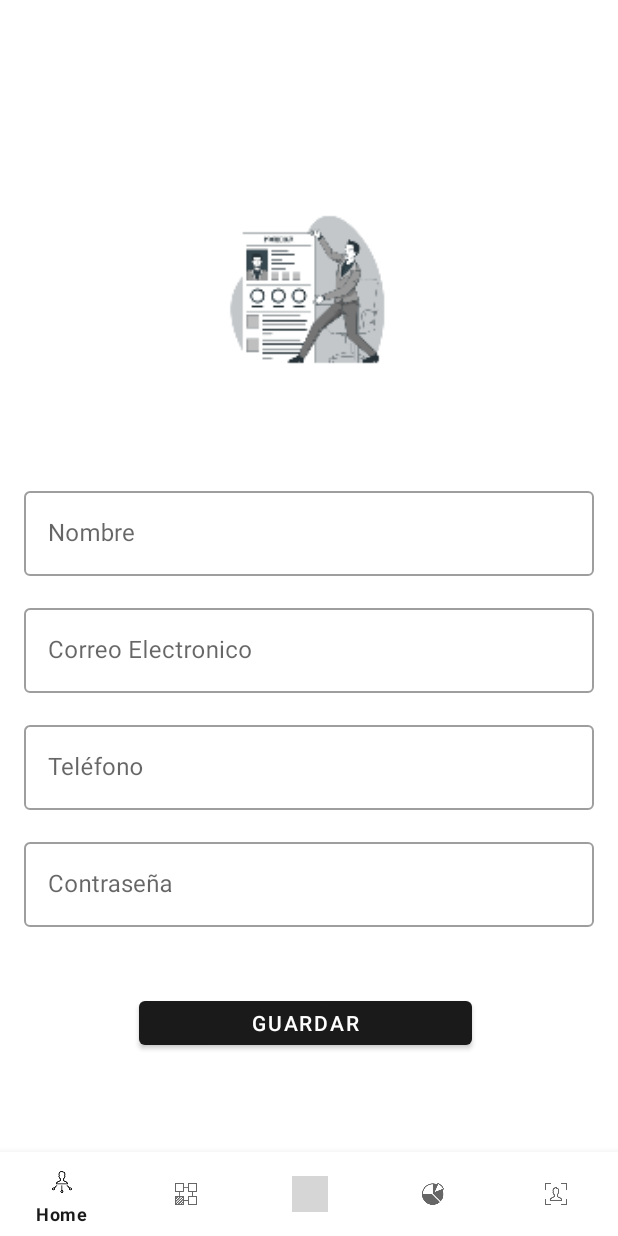
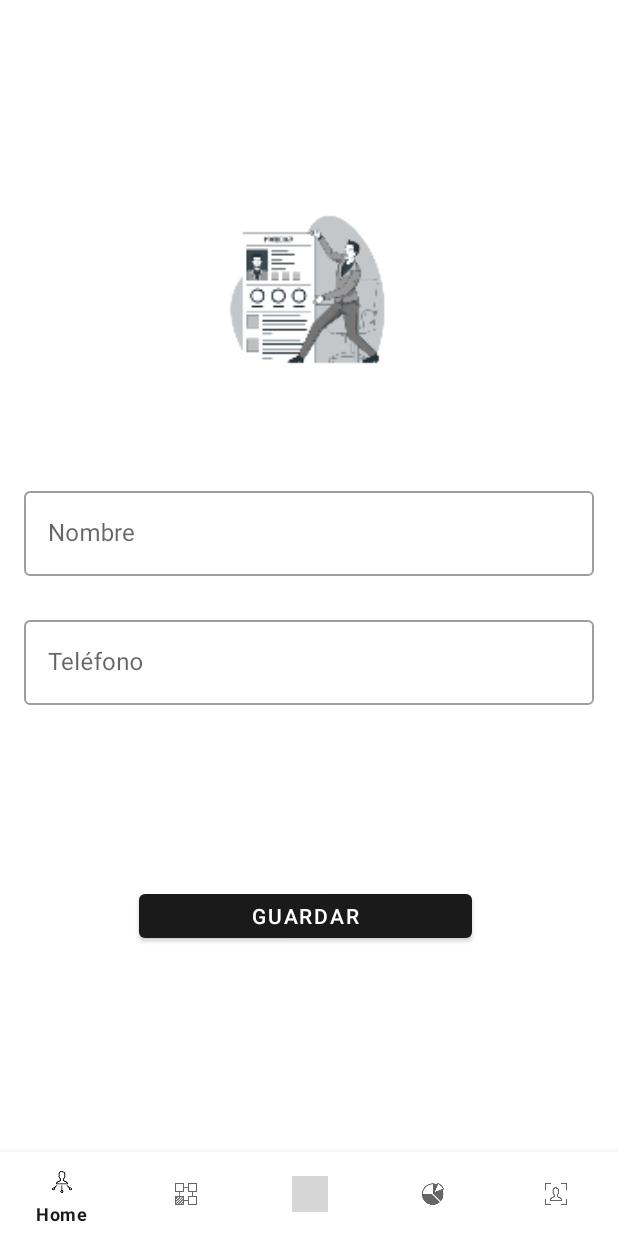
Before and after one commit to AppGastosMoviles/AppGastosv1, an Android app: the EditarperfilFragment screen opened through its navigation route, on a phone screen of 412 x 824 dp. Run offline under Robolectric (Android 15) with nearby library versions, the phone set to English and light mode, and no system bars; our stand-ins replace Firebase (no records; nobody signed in at launch, a user with empty details on screens opened directly), navigation-ui; grey boxes are pictures that could not be loaded.

Commit message:
Aplicacion lista

```diff
--- a/app/src/main/java/com/sebastianb/myapplication/data/GastoRepository.kt
+++ b/app/src/main/java/com/sebastianb/myapplication/data/GastoRepository.kt
@@ -46,7 +46,7 @@ class GastoRepository {
 
     }
 
-    suspend fun deleteGasto(gasto: Gasto):ResourceRemote<Boolean> {
+     fun deleteGasto(gasto: Gasto):ResourceRemote<Boolean> {
         return try {
             val docRef = auth.uid?.let{ db.collection("users").document(it).collection("gastos") }
             gasto.id?.let { docRef?.document(it)?.delete() }
--- a/app/src/main/res/layout/fragment_editarperfil.xml
+++ b/app/src/main/res/layout/fragment_editarperfil.xml
@@ -40,36 +40,16 @@
     </com.google.android.material.textfield.TextInputLayout>
 
     <com.google.android.material.textfield.TextInputLayout
-        android:id="@+id/email_text_layout"
-        style="@style/Widget.MaterialComponents.TextInputLayout.OutlinedBox"
-        android:layout_width="0dp"
-        android:layout_height="wrap_content"
-        android:layout_marginStart="16dp"
-        android:layout_marginTop="16dp"
-        android:layout_marginEnd="16dp"
-        app:layout_constraintEnd_toEndOf="parent"
-        app:layout_constraintStart_toStartOf="parent"
-        app:layout_constraintTop_toBottomOf="@+id/name_text_layout">
-
-        <com.google.android.material.textfield.TextInputEditText
-            android:id="@+id/email_edit_text"
-            android:layout_width="match_parent"
-            android:layout_height="wrap_content"
-            android:hint="@string/email"
-            tools:ignore="TextContrastCheck" />
-    </com.google.android.material.textfield.TextInputLayout>
-
-    <com.google.android.material.textfield.TextInputLayout
         android:id="@+id/phone_text_layout"
         style="@style/Widget.MaterialComponents.TextInputLayout.OutlinedBox"
         android:layout_width="0dp"
         android:layout_height="wrap_content"
         android:layout_marginStart="16dp"
-        android:layout_marginTop="16dp"
+        android:layout_marginTop="24dp"
         android:layout_marginEnd="16dp"
         app:layout_constraintEnd_toEndOf="parent"
         app:layout_constraintStart_toStartOf="parent"
-        app:layout_constraintTop_toBottomOf="@+id/email_text_layout">
+        app:layout_constraintTop_toBottomOf="@+id/name_text_layout">
 
         <com.google.android.material.textfield.TextInputEditText
             android:id="@+id/phone_edit_text"
@@ -79,37 +59,17 @@
             tools:ignore="TextContrastCheck" />
     </com.google.android.material.textfield.TextInputLayout>
 
-    <com.google.android.material.textfield.TextInputLayout
-        android:id="@+id/password_text_layout"
-        style="@style/Widget.MaterialComponents.TextInputLayout.OutlinedBox"
-        android:layout_width="0dp"
-        android:layout_height="wrap_content"
-        android:layout_marginStart="16dp"
-        android:layout_marginTop="16dp"
-        android:layout_marginEnd="16dp"
-        app:layout_constraintEnd_toEndOf="parent"
-        app:layout_constraintStart_toStartOf="parent"
-        app:layout_constraintTop_toBottomOf="@+id/phone_text_layout">
-
-        <com.google.android.material.textfield.TextInputEditText
-            android:id="@+id/password_edit_text"
-            android:layout_width="match_parent"
-            android:layout_height="wrap_content"
-            android:hint="@string/contraseña"
-            tools:ignore="TextContrastCheck" />
-    </com.google.android.material.textfield.TextInputLayout>
-
     <Button
         android:id="@+id/guardar_button"
         android:layout_width="222dp"
         android:layout_height="41dp"
         android:layout_marginStart="156dp"
-        android:layout_marginTop="43dp"
+        android:layout_marginTop="120dp"
         android:layout_marginEnd="161dp"
         android:text="@string/guardar"
         android:textColor="@color/ic_account_background"
         app:layout_constraintEnd_toEndOf="parent"
         app:layout_constraintStart_toStartOf="parent"
-        app:layout_constraintTop_toBottomOf="@+id/password_text_layout"
+        app:layout_constraintTop_toBottomOf="@+id/phone_text_layout"
         tools:ignore="TouchTargetSizeCheck" />
 </androidx.constraintlayout.widget.ConstraintLayout>
```
Also changed, not shown: app/src/main/java/com/sebastianb/myapplication/data/UserRepository.kt (+7 -4 lines), app/src/main/java/com/sebastianb/myapplication/ui/alimentacion/AlimentacionFragment.kt (+15 -1 lines), app/src/main/java/com/sebastianb/myapplication/ui/cuidadopersonal/CuidadopersonalFragment.kt (+13 -1 lines), app/src/main/java/com/sebastianb/myapplication/ui/editarperfil/EditarperfilFragment.kt (+12 -5 lines), app/src/main/java/com/sebastianb/myapplication/ui/editarperfil/EditarperfilViewModel.kt (+40 -14 lines), app/src/main/java/com/sebastianb/myapplication/ui/entretenimiento/EntretenimientoFragment.kt (+14 -1 lines), app/src/main/java/com/sebastianb/myapplication/ui/gastosrecientes/GastosAdapter.kt (+8 -5 lines), app/src/main/java/com/sebastianb/myapplication/ui/gastosrecientes/GastosrecientesFragment.kt (+13 -1 lines), app/src/main/java/com/sebastianb/myapplication/ui/indumentaria/IndumentariaFragment.kt (+13 -1 lines), app/src/main/java/com/sebastianb/myapplication/ui/otros/OtrosFragment.kt (+13 -1 lines), app/src/main/java/com/sebastianb/myapplication/ui/perfil/PerfilFragment.kt (+24 -14 lines).
